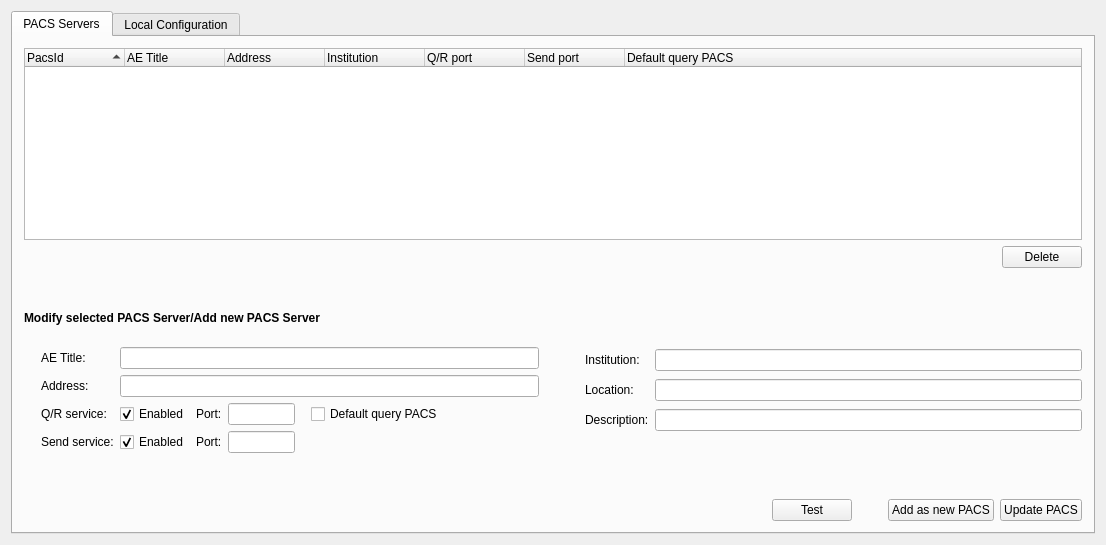
This is starviewer/src/inputoutput/qconfigurationscreenbase.ui in starviewer-medical/starviewer as Qt 5 draws it before an edit. The edited form follows.
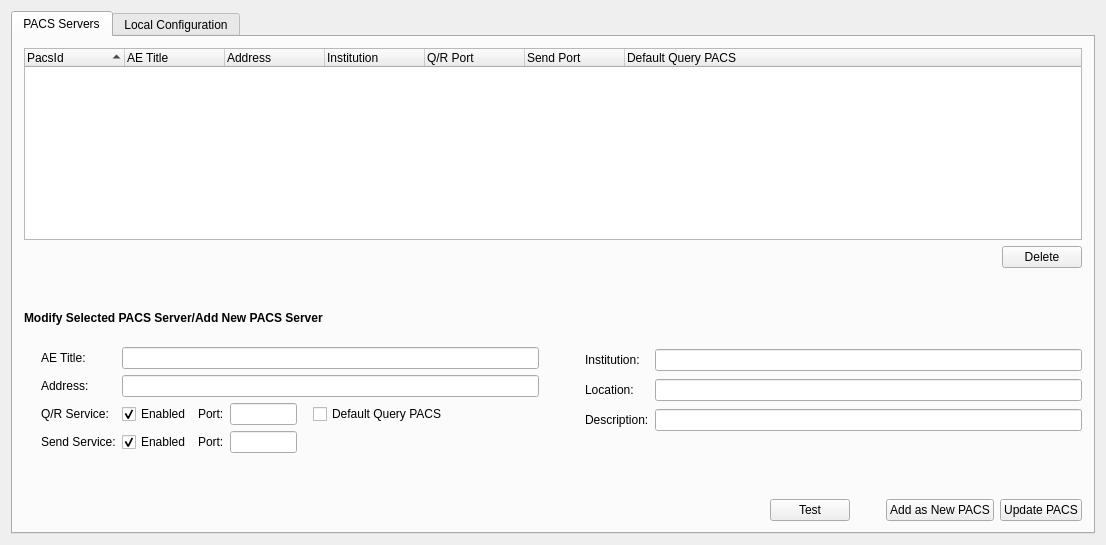
This is the edited form. Icons and pictures are not drawn.

```diff
--- a/starviewer/src/inputoutput/qconfigurationscreenbase.ui
+++ b/starviewer/src/inputoutput/qconfigurationscreenbase.ui
@@ -106,17 +106,17 @@
          </column>
          <column>
           <property name="text">
-           <string>Q/R port</string>
+           <string>Q/R Port</string>
           </property>
          </column>
          <column>
           <property name="text">
-           <string>Send port</string>
+           <string>Send Port</string>
           </property>
          </column>
          <column>
           <property name="text">
-           <string>Default query PACS</string>
+           <string>Default Query PACS</string>
           </property>
          </column>
          <column>
@@ -193,7 +193,7 @@
             </font>
            </property>
            <property name="text">
-            <string>Modify selected PACS Server/Add new PACS Server</string>
+            <string>Modify Selected PACS Server/Add New PACS Server</string>
            </property>
           </widget>
          </item>
@@ -262,7 +262,7 @@
            <item row="2" column="0">
             <widget class="QLabel" name="textLabel4_2">
              <property name="text">
-              <string>Q/R service:</string>
+              <string>Q/R Service:</string>
              </property>
             </widget>
            </item>
@@ -331,7 +331,7 @@
              <item row="0" column="3">
               <widget class="QCheckBox" name="m_checkDefault">
                <property name="text">
-                <string>Default query PACS</string>
+                <string>Default Query PACS</string>
                </property>
               </widget>
              </item>
@@ -356,7 +356,7 @@
            <item row="3" column="0">
             <widget class="QLabel" name="textLabel4_3">
              <property name="text">
-              <string>Send service:</string>
+              <string>Send Service:</string>
              </property>
             </widget>
            </item>
@@ -522,7 +522,7 @@
             <string>Add the new PACS to the list</string>
            </property>
            <property name="text">
-            <string>Add as new PACS</string>
+            <string>Add as New PACS</string>
            </property>
           </widget>
          </item>
```
Left out of the diff: 12 changed lines with no effect on the pictures.
